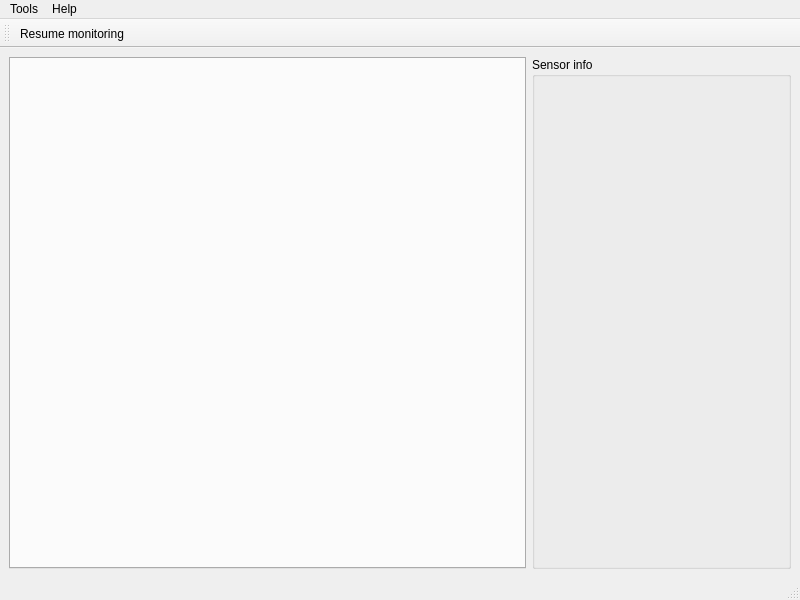
First picture: the form in src/ui/mainwindow.ui, repository aleksamagicka/lensors, before the edit.
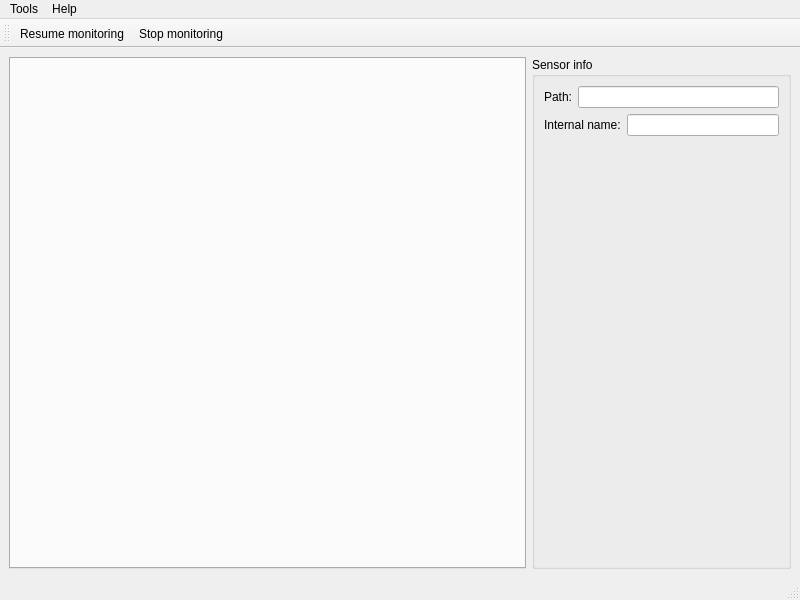
Second picture: the form after the edit. Icons and pictures are not drawn.

Commit message: Add start/stop buttons to UI

The edit to the form file:
```diff
--- a/src/ui/mainwindow.ui
+++ b/src/ui/mainwindow.ui
@@ -15,19 +15,6 @@
   </property>
   <widget class="QWidget" name="centralwidget">
    <layout class="QGridLayout" name="gridLayout" rowstretch="0" columnstretch="0,0">
-    <item row="0" column="1">
-     <widget class="QGroupBox" name="info_box">
-      <property name="sizePolicy">
-       <sizepolicy hsizetype="Preferred" vsizetype="Preferred">
-        <horstretch>1</horstretch>
-        <verstretch>1</verstretch>
-       </sizepolicy>
-      </property>
-      <property name="title">
-       <string>Sensor info</string>
-      </property>
-     </widget>
-    </item>
     <item row="0" column="0">
      <widget class="QTabWidget" name="tab_widget">
       <property name="sizePolicy">
@@ -41,6 +28,74 @@
       </property>
      </widget>
     </item>
+    <item row="0" column="1">
+     <widget class="QGroupBox" name="info_box">
+      <property name="sizePolicy">
+       <sizepolicy hsizetype="Preferred" vsizetype="Preferred">
+        <horstretch>1</horstretch>
+        <verstretch>1</verstretch>
+       </sizepolicy>
+      </property>
+      <property name="title">
+       <string>Sensor info</string>
+      </property>
+      <layout class="QVBoxLayout" name="verticalLayout">
+       <item>
+        <layout class="QGridLayout" name="gridLayout_2" rowstretch="1,1" columnstretch="1">
+         <item row="0" column="0">
+          <layout class="QHBoxLayout" name="horizontalLayout">
+           <item>
+            <widget class="QLabel" name="label">
+             <property name="text">
+              <string>Path:</string>
+             </property>
+            </widget>
+           </item>
+           <item>
+            <widget class="QLineEdit" name="leHwmonPath">
+             <property name="readOnly">
+              <bool>true</bool>
+             </property>
+            </widget>
+           </item>
+          </layout>
+         </item>
+         <item row="1" column="0">
+          <layout class="QHBoxLayout" name="horizontalLayout_2">
+           <item>
+            <widget class="QLabel" name="label_2">
+             <property name="text">
+              <string>Internal name:</string>
+             </property>
+            </widget>
+           </item>
+           <item>
+            <widget class="QLineEdit" name="leInternalName">
+             <property name="readOnly">
+              <bool>true</bool>
+             </property>
+            </widget>
+           </item>
+          </layout>
+         </item>
+        </layout>
+       </item>
+       <item>
+        <spacer name="verticalSpacer">
+         <property name="orientation">
+          <enum>Qt::Vertical</enum>
+         </property>
+         <property name="sizeHint" stdset="0">
+          <size>
+           <width>20</width>
+           <height>378</height>
+          </size>
+         </property>
+        </spacer>
+       </item>
+      </layout>
+     </widget>
+    </item>
    </layout>
   </widget>
   <widget class="QMenuBar" name="menubar">
@@ -90,6 +145,7 @@
     <bool>false</bool>
    </attribute>
    <addaction name="actionResume_monitoring"/>
+   <addaction name="actionStopMonitoring"/>
   </widget>
   <action name="actionOptions">
    <property name="text">
@@ -111,17 +167,23 @@
     <string>hwmon + liquidctl</string>
    </property>
   </action>
-  <action name="actionFrom_scratch">
-   <property name="text">
-    <string>Rebuild tree</string>
-   </property>
-  </action>
   <action name="actionAbout">
    <property name="text">
     <string>About</string>
    </property>
   </action>
   <action name="actionResume_monitoring">
+   <property name="checkable">
+    <bool>false</bool>
+   </property>
+   <property name="checked">
+    <bool>false</bool>
+   </property>
+   <property name="icon">
+    <iconset>
+     <selectedon>../../resources/icons/icons8-play-button-64.png</selectedon>
+    </iconset>
+   </property>
    <property name="text">
     <string>Resume monitoring</string>
    </property>
@@ -137,6 +199,25 @@
     <string>Rebuild hwmon tree</string>
    </property>
   </action>
+  <action name="actionStopMonitoring">
+   <property name="checkable">
+    <bool>false</bool>
+   </property>
+   <property name="icon">
+    <iconset>
+     <selectedon>../../resources/icons/icons8-stop-64.png</selectedon>
+    </iconset>
+   </property>
+   <property name="text">
+    <string>Stop monitoring</string>
+   </property>
+   <property name="toolTip">
+    <string>Stop monitoring sensors.</string>
+   </property>
+   <property name="shortcut">
+    <string>Ctrl+Shift+R</string>
+   </property>
+  </action>
  </widget>
  <resources/>
  <connections/>
```
The commit also changes 2 other files.
